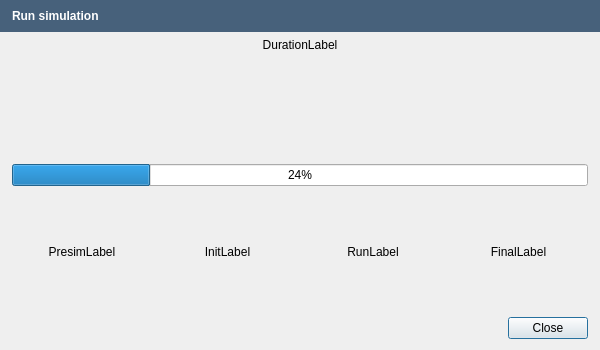
Qt form src/openfluid/guicommon/RunSimulationDialog.ui (OpenFLUID/openfluid) before a commit.
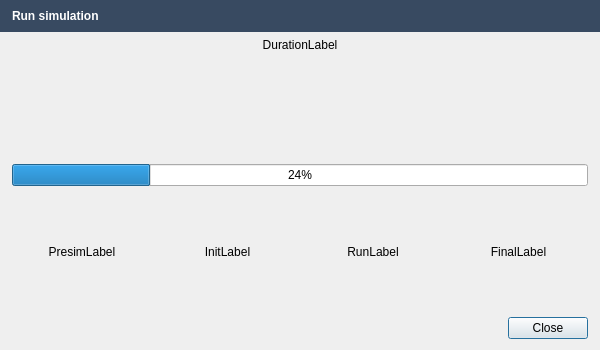
The same form after that commit.

Commit message: Fix translations and design in simulation run dialog

```diff
--- a/src/openfluid/guicommon/RunSimulationDialog.ui
+++ b/src/openfluid/guicommon/RunSimulationDialog.ui
@@ -135,7 +135,7 @@
       </sizepolicy>
      </property>
      <property name="styleSheet">
-      <string notr="true">background-color: rgb(71,97,123);</string>
+      <string notr="true">background-color: #384A61;</string>
      </property>
      <property name="frameShape">
       <enum>QFrame::Panel</enum>
```
The commit also changes 1 other file.
